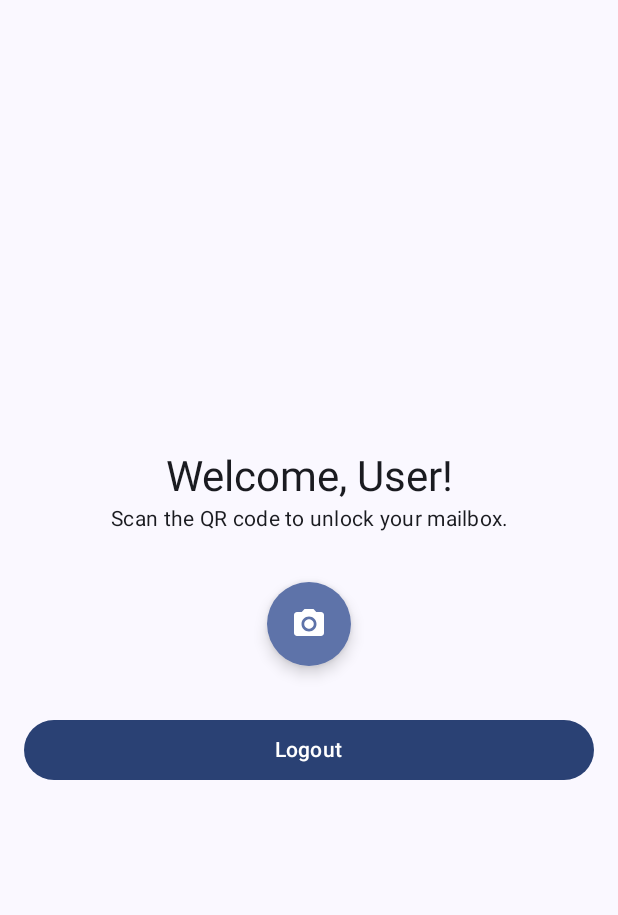
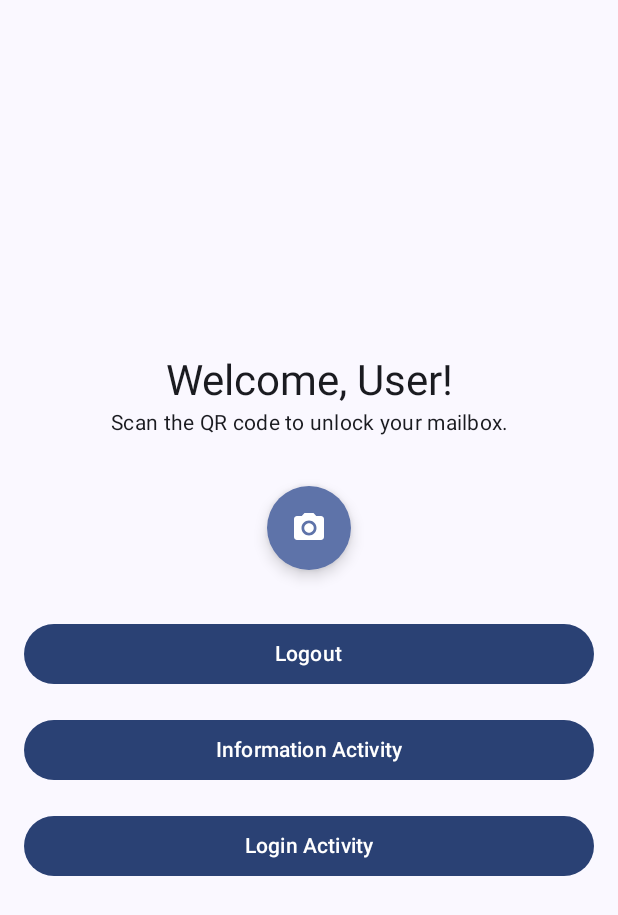
Before and after one commit to vankaler/PaketnikMobileApp, an Android app built with Jetpack Compose: the @Preview function DefaultPreview, on a phone screen of 412 x 824 dp. Shown: the top 915 px of the screen. Run offline under Robolectric (Android 15) with nearby library versions, the light colour scheme and no system bars.

Commit message:
final fix

```diff
--- a/app/src/main/java/com/example/paketnikapp/MainActivity.kt
+++ b/app/src/main/java/com/example/paketnikapp/MainActivity.kt
@@ -49,7 +49,7 @@ class MainActivity : ComponentActivity() {
 
         if (!isLoggedIn) {
             // Redirect to LoginActivity
-            val intent = Intent(this, InformationActivity::class.java)
+            val intent = Intent(this, LoginActivity::class.java)
             startActivity(intent)
             finish()
             return
@@ -226,6 +226,7 @@ fun AppSurface(onScanClick: () -> Unit) {
 
 @Composable
 fun MainPage(onScanClick: () -> Unit) {
+    val context = LocalContext.current
     val pulseScale by rememberInfiniteTransition().animateFloat(
         initialValue = 0.75f,
         targetValue = 1f,
@@ -250,6 +251,17 @@ fun MainPage(onScanClick: () -> Unit) {
         ScanButton(pulseScale, onScanClick)
         Spacer(modifier = Modifier.height(32.dp))
         LogoutButton()
+
+        Spacer(modifier = Modifier.height(16.dp))
+        ActivityButton("Information Activity") {
+            val intent = Intent(context, InformationActivity::class.java)
+            context.startActivity(intent)
+        }
+        Spacer(modifier = Modifier.height(16.dp))
+        ActivityButton("Login Activity") {
+            val intent = Intent(context, LoginActivity::class.java)
+            context.startActivity(intent)
+        }
     }
 }
 
@@ -301,6 +313,16 @@ fun LogoutButton() {
     }
 }
 
+@Composable
+fun ActivityButton(text: String, onClick: () -> Unit) {
+    Button(
+        onClick = { onClick() },
+        modifier = Modifier.fillMaxWidth()
+    ) {
+        Text(text)
+    }
+}
+
 @Preview(showBackground = true)
 @Composable
 fun DefaultPreview() {
--- a/app/src/main/java/com/example/paketnikapp/apiUtil/ApiService.kt
+++ b/app/src/main/java/com/example/paketnikapp/apiUtil/ApiService.kt
@@ -10,7 +10,7 @@ import retrofit2.http.POST
 import retrofit2.http.Part
 import retrofit2.http.Path
 
-data class LoginRequest(val email: String, val password: String)
+data class LoginRequest(val email: String, val password: String, val fcmToken: String)
 data class RegisterRequest(
     val firstName: String,
     val lastName: String,
--- a/app/src/main/java/com/example/paketnikapp/apiUtil/ApiUtil.kt
+++ b/app/src/main/java/com/example/paketnikapp/apiUtil/ApiUtil.kt
@@ -47,10 +47,11 @@ object ApiUtil {
     fun login(
         email: String,
         password: String,
+        fcmToken: String,
         onSuccess: (ApiResponse) -> Unit,
         onFailure: (Throwable) -> Unit
     ) {
-        val call = apiService.login(LoginRequest(email, password))
+        val call = apiService.login(LoginRequest(email, password, fcmToken))
         call.enqueue(object : retrofit2.Callback<ApiResponse> {
             override fun onResponse(
                 call: retrofit2.Call<ApiResponse>,
--- a/app/src/main/java/com/example/paketnikapp/apiUtil/serverIP.kt
+++ b/app/src/main/java/com/example/paketnikapp/apiUtil/serverIP.kt
@@ -1,3 +1,3 @@
 package com.example.paketnikapp.apiUtil
 
-val serverIP = "192.168.1.12"
+val serverIP = "10.0.2.2"
--- a/app/src/main/res/xml/network_security_config.xml
+++ b/app/src/main/res/xml/network_security_config.xml
@@ -2,5 +2,6 @@
 <network-security-config>
     <domain-config cleartextTrafficPermitted="true">
         <domain includeSubdomains="true">192.168.1.12</domain>
+        <domain includeSubdomains="true">10.0.2.2</domain>
     </domain-config>
 </network-security-config>
```
Also changed, not shown: app/src/main/AndroidManifest.xml (+9 -4 lines), app/src/main/java/com/example/paketnikapp/LoginActivity.kt (+13 -3 lines).
